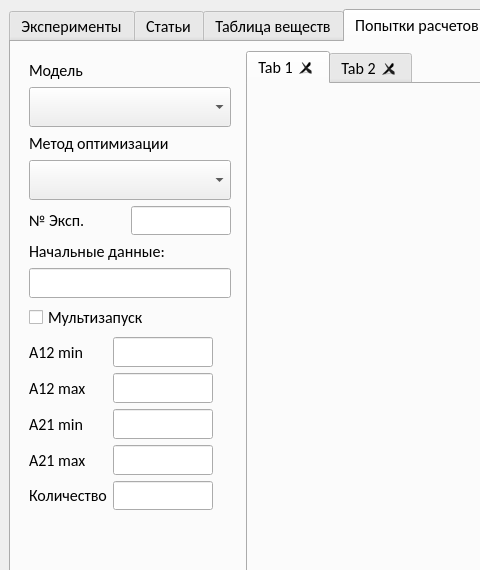
Qt form ui/UiForChem.ui (Vladislav005/Chemical-Calculations) before a commit; both pictures show x 0 to 480 and y 0 to 570 of the 1074 by 838 pixel window.
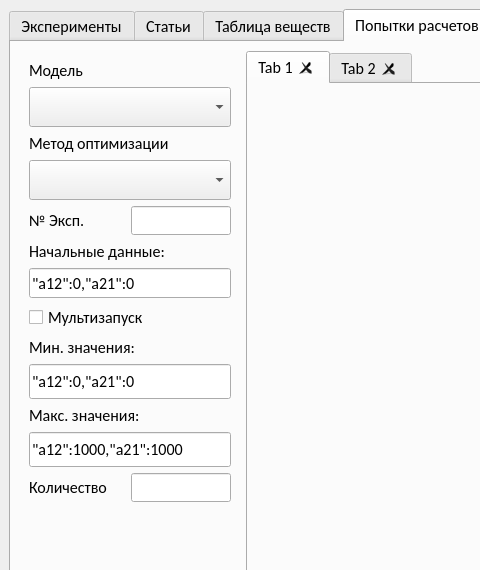
The same form after that commit.

What changed in the file:
```diff
--- a/ui/UiForChem.ui
+++ b/ui/UiForChem.ui
@@ -542,24 +542,11 @@
             <height>16777215</height>
            </size>
           </property>
-          <layout class="QGridLayout" name="gridLayout_5">
-           <item row="0" column="0">
-            <layout class="QVBoxLayout" name="verticalLayout_8" stretch="0,0,0">
-             <property name="sizeConstraint">
-              <enum>QLayout::SetMaximumSize</enum>
-             </property>
-             <property name="leftMargin">
-              <number>0</number>
-             </property>
-             <property name="rightMargin">
-              <number>0</number>
-             </property>
-             <item>
-              <layout class="QVBoxLayout" name="verticalLayout_7">
+          <layout class="QVBoxLayout" name="verticalLayout_6">
                <item>
                 <layout class="QVBoxLayout" name="verticalLayout">
                  <item>
-                  <widget class="QLabel" name="label_13">
+              <widget class="QLabel" name="attempt_label_1">
                    <property name="text">
                     <string>Модель</string>
                    </property>
@@ -576,7 +563,7 @@
                   </widget>
                  </item>
                  <item>
-                  <widget class="QLabel" name="label_12">
+              <widget class="QLabel" name="attempt_label_2">
                    <property name="text">
                     <string>Метод оптимизации</string>
                    </property>
@@ -595,7 +582,7 @@
                  <item>
                   <layout class="QHBoxLayout" name="horizontalLayout_7">
                    <item>
-                    <widget class="QLabel" name="label_15">
+                <widget class="QLabel" name="attempt_label_3">
                      <property name="text">
                       <string>№ Эксп.</string>
                      </property>
@@ -616,15 +603,13 @@
                 </layout>
                </item>
                <item>
-                <widget class="QLabel" name="label_2">
+            <widget class="QLabel" name="attempt_label_4">
                  <property name="text">
                   <string>Начальные данные:</string>
                  </property>
                 </widget>
                </item>
                <item>
-                <layout class="QVBoxLayout" name="verticalLayout_6">
-                 <item>
                   <layout class="QGridLayout" name="gridLayout_3">
                    <item row="0" column="0">
                     <widget class="QLineEdit" name="init_edit">
@@ -641,7 +626,7 @@
                       </size>
                      </property>
                      <property name="text">
-                      <string/>
+                <string>&quot;a12&quot;:0,&quot;a21&quot;:0</string>
                      </property>
                     </widget>
                    </item>
@@ -657,107 +642,71 @@
                     </widget>
                    </item>
                    <item>
-                    <layout class="QGridLayout" name="gridLayout_4">
-                     <item row="0" column="0">
-                      <widget class="QLabel" name="label">
+              <layout class="QVBoxLayout" name="verticalLayout_2">
+               <item>
+                <widget class="QLabel" name="attempt_label_5">
                        <property name="text">
-                        <string>A12 min</string>
+                  <string>Мин. значения:</string>
                        </property>
                       </widget>
                      </item>
-                     <item row="0" column="1" colspan="2">
-                      <widget class="QLineEdit" name="A12_min_edit">
+               <item>
+                <widget class="QLineEdit" name="min_edit">
                        <property name="minimumSize">
                         <size>
                          <width>0</width>
-                         <height>30</height>
+                   <height>35</height>
                         </size>
                        </property>
                        <property name="maximumSize">
                         <size>
-                         <width>100</width>
+                   <width>1000</width>
                          <height>16777215</height>
                         </size>
                        </property>
-                      </widget>
-                     </item>
-                     <item row="1" column="0">
-                      <widget class="QLabel" name="label_7">
                        <property name="text">
-                        <string>A12 max</string>
+                  <string>&quot;a12&quot;:0,&quot;a21&quot;:0</string>
                        </property>
                       </widget>
                      </item>
-                     <item row="1" column="1" colspan="2">
-                      <widget class="QLineEdit" name="A12_max_edit">
-                       <property name="minimumSize">
-                        <size>
-                         <width>0</width>
-                         <height>30</height>
-                        </size>
-                       </property>
-                       <property name="maximumSize">
-                        <size>
-                         <width>100</width>
-                         <height>16777215</height>
-                        </size>
-                       </property>
-                      </widget>
-                     </item>
-                     <item row="2" column="0">
-                      <widget class="QLabel" name="label_11">
+               <item>
+                <widget class="QLabel" name="attempt_label_6">
                        <property name="text">
-                        <string>A21 min</string>
+                  <string>Макс. значения:</string>
                        </property>
                       </widget>
                      </item>
-                     <item row="2" column="1" colspan="2">
-                      <widget class="QLineEdit" name="A21_min_edit">
+               <item>
+                <widget class="QLineEdit" name="max_edit">
                        <property name="minimumSize">
                         <size>
                          <width>0</width>
-                         <height>30</height>
+                   <height>35</height>
                         </size>
                        </property>
                        <property name="maximumSize">
                         <size>
-                         <width>100</width>
+                   <width>1000</width>
                          <height>16777215</height>
                         </size>
                        </property>
-                      </widget>
-                     </item>
-                     <item row="3" column="1" colspan="2">
-                      <widget class="QLineEdit" name="A21_max_edit">
-                       <property name="minimumSize">
-                        <size>
-                         <width>0</width>
-                         <height>30</height>
-                        </size>
-                       </property>
-                       <property name="maximumSize">
-                        <size>
-                         <width>100</width>
-                         <height>16777215</height>
-                        </size>
-                       </property>
-                      </widget>
-                     </item>
-                     <item row="3" column="0">
-                      <widget class="QLabel" name="label_8">
                        <property name="text">
-                        <string>A21 max</string>
+                  <string>&quot;a12&quot;:1000,&quot;a21&quot;:1000</string>
                        </property>
                       </widget>
                      </item>
-                     <item row="4" column="0">
-                      <widget class="QLabel" name="label_14">
+              </layout>
+             </item>
+             <item>
+              <layout class="QHBoxLayout" name="horizontalLayout_6">
+               <item>
+                <widget class="QLabel" name="attempt_label_7">
                        <property name="text">
                         <string>Количество</string>
                        </property>
                       </widget>
                      </item>
-                     <item row="4" column="1" colspan="2">
+               <item>
                       <widget class="QLineEdit" name="count_edit">
                        <property name="maximumSize">
                         <size>
@@ -771,10 +720,6 @@
                    </item>
                   </layout>
                  </item>
-                </layout>
-               </item>
-              </layout>
-             </item>
              <item>
               <spacer name="verticalSpacer">
                <property name="orientation">
@@ -783,7 +728,7 @@
                <property name="sizeHint" stdset="0">
                 <size>
                  <width>173</width>
-                 <height>13</height>
+               <height>131</height>
                 </size>
                </property>
               </spacer>
@@ -802,8 +747,6 @@
                   <string>Рассчитать</string>
                  </property>
                 </widget>
-               </item>
-              </layout>
              </item>
             </layout>
            </item>
```
Lines whose indentation alone changed are shown as unchanged.
